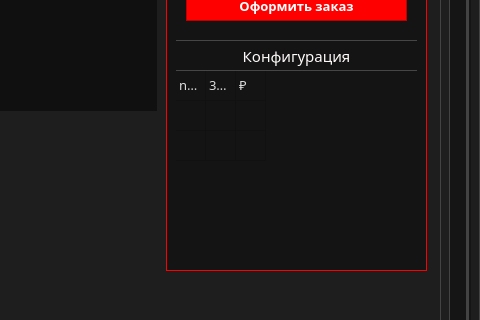
Above: ui/main_interface.ui from marginalprog/git_pcconf before the change; both pictures show x 886 to 1366 and y 225 to 545 of the 1366 by 783 pixel window. Below: the same form after it.
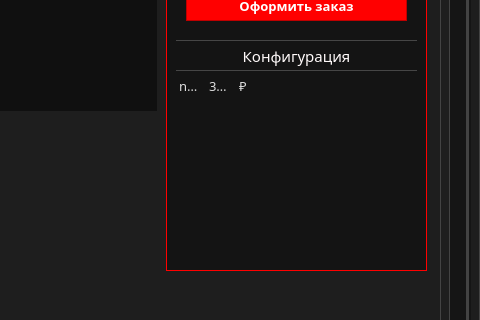
That is the form after the change. Icons and pictures are not drawn.

Diff of the .ui file:
```diff
--- a/ui/main_interface.ui
+++ b/ui/main_interface.ui
@@ -812,6 +812,9 @@
               <property name="selectionBehavior">
                <enum>QAbstractItemView::SelectRows</enum>
               </property>
+              <property name="showGrid">
+               <bool>false</bool>
+              </property>
               <attribute name="horizontalHeaderVisible">
                <bool>false</bool>
               </attribute>
```
Left out of the diff: 22 changed lines with no effect on the pictures.
